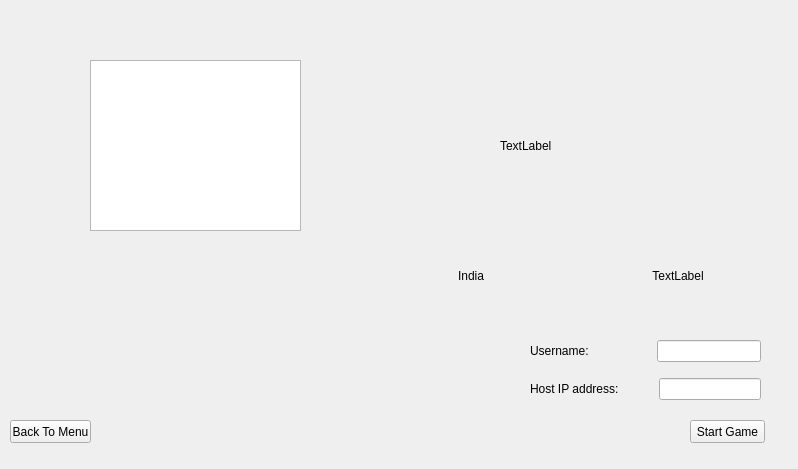
Old version of the form ProjectHiawathaMultiplayer/Client/clientoptions.ui in the repository Alex-BusNet/ProjectHiawathaMultiplayer.
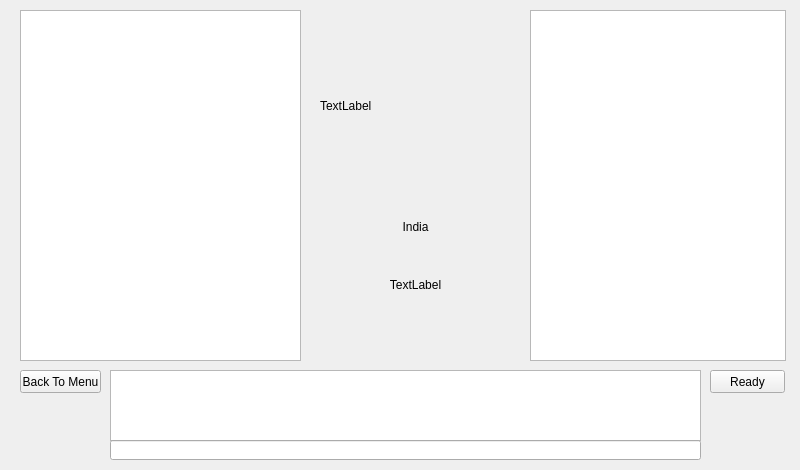
New version of the form.

What changed in the file:
```diff
--- a/ProjectHiawathaMultiplayer/Client/clientoptions.ui
+++ b/ProjectHiawathaMultiplayer/Client/clientoptions.ui
@@ -6,8 +6,8 @@
    <rect>
     <x>0</x>
     <y>0</y>
-    <width>798</width>
-    <height>469</height>
+    <width>800</width>
+    <height>470</height>
    </rect>
   </property>
   <property name="windowTitle">
@@ -16,35 +16,38 @@
   <widget class="QPushButton" name="pushButton">
    <property name="geometry">
     <rect>
-     <x>690</x>
-     <y>420</y>
+     <x>710</x>
+     <y>370</y>
      <width>75</width>
      <height>23</height>
     </rect>
    </property>
    <property name="text">
-    <string>Start Game</string>
+    <string>Ready</string>
    </property>
   </widget>
   <widget class="QListWidget" name="listWidget">
    <property name="geometry">
     <rect>
-     <x>90</x>
-     <y>60</y>
-     <width>211</width>
-     <height>171</height>
+     <x>20</x>
+     <y>10</y>
+     <width>281</width>
+     <height>351</height>
     </rect>
    </property>
   </widget>
   <widget class="QLabel" name="label">
    <property name="geometry">
     <rect>
-     <x>500</x>
-     <y>60</y>
-     <width>161</width>
-     <height>171</height>
+     <x>320</x>
+     <y>10</y>
+     <width>191</width>
+     <height>191</height>
     </rect>
    </property>
+   <property name="frameShape">
+    <enum>QFrame::NoFrame</enum>
+   </property>
    <property name="text">
     <string>TextLabel</string>
    </property>
@@ -52,15 +55,15 @@
   <widget class="QWidget" name="horizontalLayoutWidget">
    <property name="geometry">
     <rect>
-     <x>370</x>
-     <y>240</y>
-     <width>409</width>
-     <height>71</height>
+     <x>320</x>
+     <y>200</y>
+     <width>191</width>
+     <height>111</height>
     </rect>
    </property>
-   <layout class="QHBoxLayout" name="horizontalLayout">
-    <item alignment="Qt::AlignHCenter">
-     <widget class="QLabel" name="label_2">
+   <layout class="QVBoxLayout" name="verticalLayout">
+    <item>
+     <widget class="QLabel" name="playerNationName">
       <property name="text">
        <string>India</string>
       </property>
@@ -69,8 +72,8 @@
       </property>
      </widget>
     </item>
-    <item alignment="Qt::AlignHCenter">
-     <widget class="QLabel" name="label_3">
+    <item>
+     <widget class="QLabel" name="playerLeaderName">
       <property name="text">
        <string>TextLabel</string>
       </property>
@@ -84,85 +87,51 @@
   <widget class="QPushButton" name="pushButton_2">
    <property name="geometry">
     <rect>
-     <x>10</x>
-     <y>420</y>
+     <x>20</x>
+     <y>370</y>
      <width>81</width>
      <height>23</height>
     </rect>
    </property>
+   <property name="sizePolicy">
+    <sizepolicy hsizetype="Maximum" vsizetype="Fixed">
+     <horstretch>0</horstretch>
+     <verstretch>0</verstretch>
+    </sizepolicy>
+   </property>
    <property name="text">
     <string>Back To Menu</string>
    </property>
   </widget>
-  <widget class="QWidget" name="verticalLayoutWidget">
+  <widget class="QListWidget" name="serverView">
    <property name="geometry">
     <rect>
      <x>530</x>
-     <y>330</y>
-     <width>231</width>
-     <height>80</height>
+     <y>10</y>
+     <width>256</width>
+     <height>351</height>
     </rect>
    </property>
-   <layout class="QVBoxLayout" name="verticalLayout">
-    <item>
-     <layout class="QHBoxLayout" name="horizontalLayout_2">
-      <item>
-       <widget class="QLabel" name="label_4">
-        <property name="text">
-         <string>Username:</string>
-        </property>
-       </widget>
-      </item>
-      <item>
-       <spacer name="horizontalSpacer">
-        <property name="orientation">
-         <enum>Qt::Horizontal</enum>
-        </property>
-        <property name="sizeHint" stdset="0">
-         <size>
-          <width>67</width>
-          <height>17</height>
-         </size>
-        </property>
-       </spacer>
-      </item>
-      <item>
-       <widget class="QLineEdit" name="username"/>
-      </item>
-     </layout>
-    </item>
-    <item>
-     <layout class="QHBoxLayout" name="horizontalLayout_3">
-      <item>
-       <widget class="QLabel" name="label_5">
-        <property name="text">
-         <string>Host IP address:</string>
-        </property>
-       </widget>
-      </item>
-      <item>
-       <spacer name="horizontalSpacer_2">
-        <property name="orientation">
-         <enum>Qt::Horizontal</enum>
-        </property>
-        <property name="sizeHint" stdset="0">
-         <size>
-          <width>40</width>
-          <height>20</height>
-         </size>
-        </property>
-       </spacer>
-      </item>
-      <item>
-       <widget class="QLineEdit" name="hostIP">
-        <property name="maxLength">
-         <number>16</number>
-        </property>
-       </widget>
-      </item>
-     </layout>
-    </item>
-   </layout>
+  </widget>
+  <widget class="QTextBrowser" name="chatBox">
+   <property name="geometry">
+    <rect>
+     <x>110</x>
+     <y>370</y>
+     <width>591</width>
+     <height>71</height>
+    </rect>
+   </property>
+  </widget>
+  <widget class="QLineEdit" name="playerMessageBox">
+   <property name="geometry">
+    <rect>
+     <x>110</x>
+     <y>440</y>
+     <width>591</width>
+     <height>20</height>
+    </rect>
+   </property>
   </widget>
  </widget>
  <resources/>
```
Left out of the diff: 12 changed lines with no effect on the pictures.
